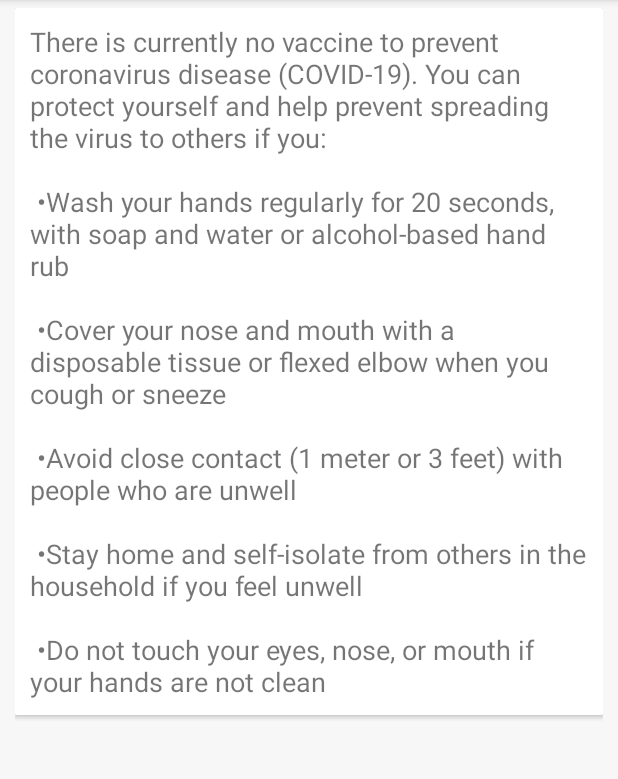
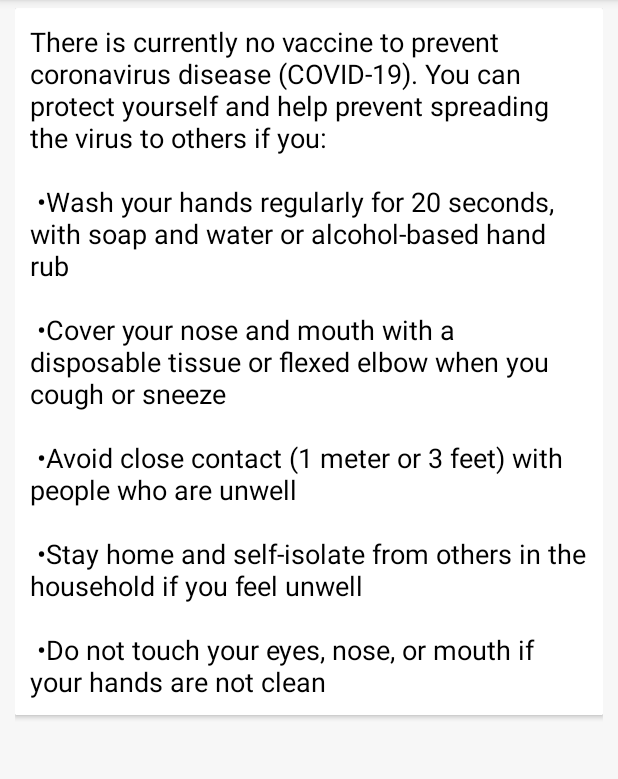
Before and after one commit to TomMunyiri/COVID19STATS, an Android app: the fragment PreventionFragment shown on its own in the app's theme, on a phone screen of 412 x 824 dp, the part 84-863 px from its top. Run offline under Robolectric (Android 15) with nearby library versions, the phone set to English and light mode, and no system bars.

Commit message:
UI enhancement

```diff
--- a/app/src/main/res/layout/fragment_prevention.xml
+++ b/app/src/main/res/layout/fragment_prevention.xml
@@ -21,6 +21,7 @@
             android:layout_width="match_parent"
             android:layout_height="wrap_content">
             <TextView
+                android:textColor="@color/colorBlack"
                 android:paddingTop="10dp"
                 android:paddingLeft="10dp"
                 android:paddingRight="10dp"
--- a/app/src/main/res/layout/fragment_symptoms.xml
+++ b/app/src/main/res/layout/fragment_symptoms.xml
@@ -21,6 +21,7 @@
             android:layout_width="match_parent"
             android:layout_height="wrap_content">
             <TextView
+                android:textColor="@color/colorBlack"
                 android:paddingTop="10dp"
                 android:paddingLeft="10dp"
                 android:paddingRight="10dp"
--- a/app/src/main/res/layout/fragment_treatment.xml
+++ b/app/src/main/res/layout/fragment_treatment.xml
@@ -21,6 +21,7 @@
             android:layout_width="match_parent"
             android:layout_height="wrap_content">
             <TextView
+                android:textColor="@color/colorBlack"
                 android:paddingTop="10dp"
                 android:paddingLeft="10dp"
                 android:paddingRight="10dp"
```
